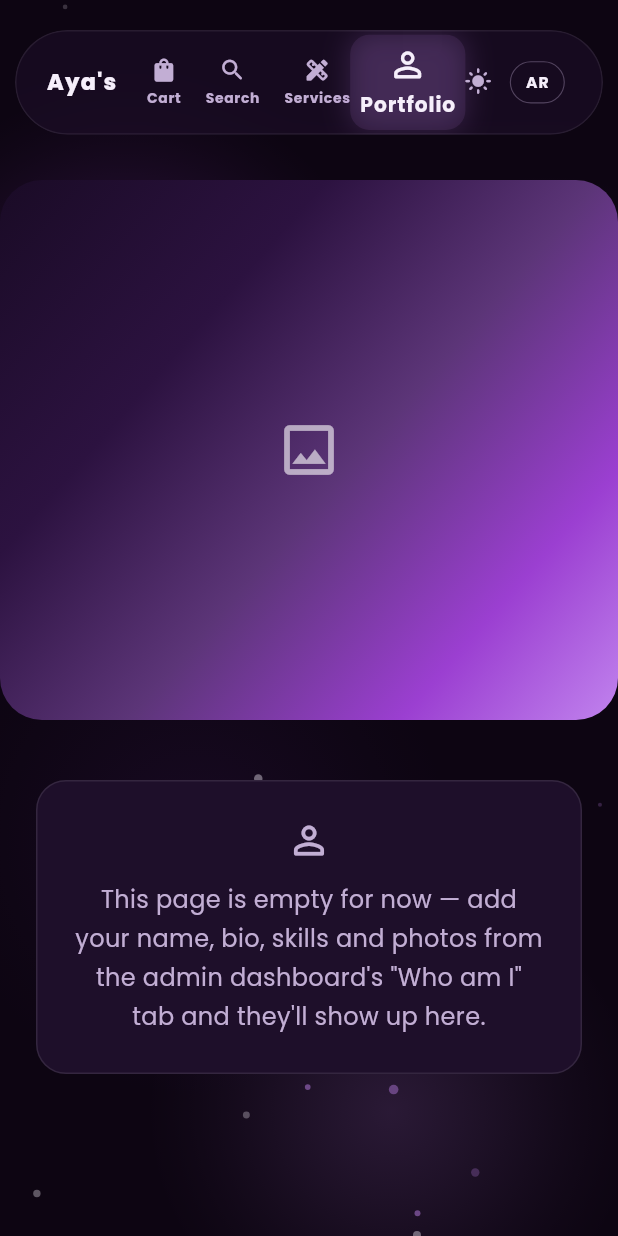
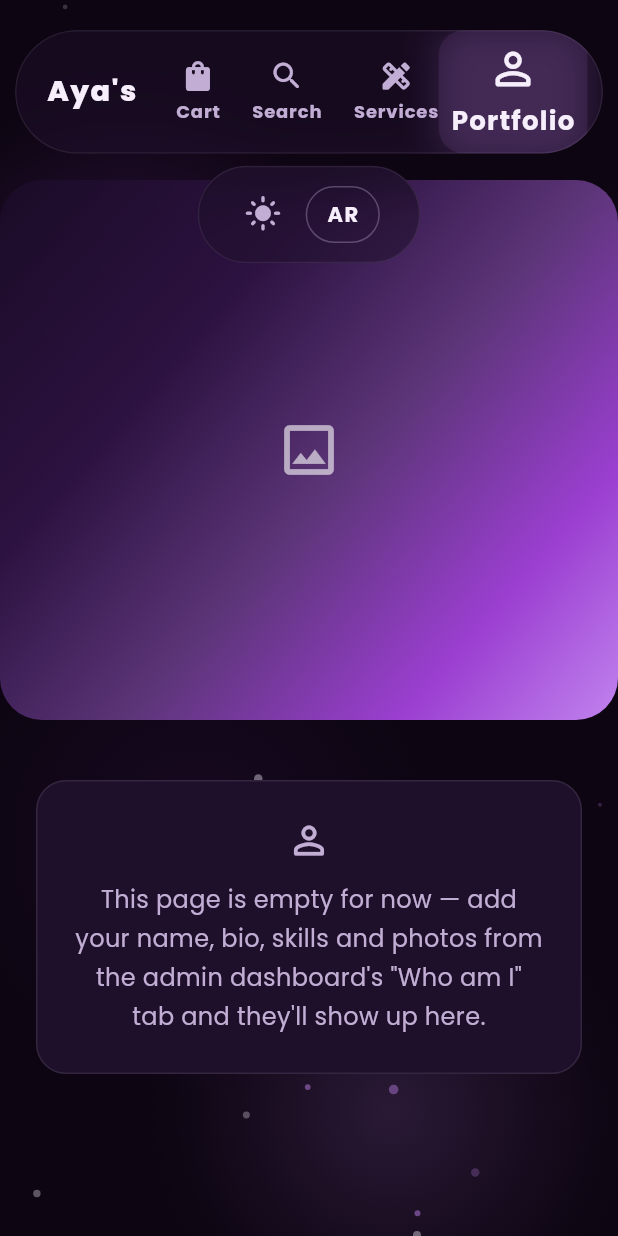
Before and after one commit to aya-graphique/aya-graphique, a Flutter app: the screen it shows after launch, on a phone screen of 412 x 824 dp. Run offline on Flutter 3.47's test engine with Material 3 defaults, Android fonts, the phone set to English and light mode, and no system bars; our stand-ins replace file_picker, flutter_animate, google_fonts, shared_preferences, supabase_flutter, visibility_detector; accounts and stored records are empty.

Commit message:
update UI

```diff
--- a/lib/widgets/shop_nav_bar.dart
+++ b/lib/widgets/shop_nav_bar.dart
@@ -132,6 +132,25 @@ class ShopNavBar extends StatelessWidget {
                   onTap: () => onTap(ShopPage.about),
                 ),
               ],
+      ],
+    );
+
+    final mainPill = _GlassPill(
+      isMobile: isMobile,
+      child: isMobile
+          ? FittedBox(fit: BoxFit.scaleDown, child: row)
+          : row,
+    );
+
+    // Theme (light/dark) and language (EN/AR) toggles live in their own
+    // small pill, separate from the page-navigation icons — they don't
+    // navigate anywhere, so grouping them with Shop/Search/Services/etc.
+    // was mixing two different kinds of controls into one bar. Sitting
+    // right next to the main pill keeps them close at hand without
+    // crowding the nav icons.
+    final utilityRow = Row(
+      mainAxisSize: MainAxisSize.min,
+      children: [
         _NavIconLabel(
           icon: isDark ? Icons.light_mode_rounded : Icons.dark_mode_rounded,
           active: false,
@@ -141,7 +160,45 @@ class ShopNavBar extends StatelessWidget {
         _LanguageToggle(isArabic: isArabic, isMobile: isMobile),
       ],
     );
+    final utilityPill = _GlassPill(isMobile: isMobile, child: utilityRow);
 
+    // Desktop has spare horizontal room, so the two pills sit
+    // side-by-side. Mobile doesn't — cramming both pills into one row
+    // was exactly what made the fit feel wrong (either pill got
+    // squeezed or the row overflowed). Stacking them instead only
+    // costs a little vertical space, which mobile has plenty of at
+    // the top of the screen.
+    return isMobile
+        ? Column(
+            mainAxisSize: MainAxisSize.min,
+            children: [
+              mainPill,
+              const SizedBox(height: 8),
+              utilityPill,
+            ],
+          )
+        : Row(
+            mainAxisSize: MainAxisSize.min,
+            children: [
+              Flexible(child: mainPill),
+              const SizedBox(width: 10),
+              utilityPill,
+            ],
+          );
+  }
+}
+
+/// Shared frosted-glass pill shell used by both the main nav bar and the
+/// separate theme/language utility bar, so the two look like one family
+/// of controls even though they're now two distinct pills.
+class _GlassPill extends StatelessWidget {
+  final Widget child;
+  final bool isMobile;
+
+  const _GlassPill({required this.child, required this.isMobile});
+
+  @override
+  Widget build(BuildContext context) {
     return ClipRRect(
       borderRadius: BorderRadius.circular(100),
       child: BackdropFilter(
@@ -156,14 +213,7 @@ class ShopNavBar extends StatelessWidget {
             borderRadius: BorderRadius.circular(100),
             border: Border.all(color: context.colors.cream.withOpacity(0.08)),
           ),
-          // On mobile the bar can be wider than the screen once every
-          // icon + stacked label + toggle is laid out side by side.
-          // FittedBox scales the whole pill down just enough to keep
-          // every item on screen at once, instead of letting the
-          // ClipRRect above silently clip the right edge off.
-          child: isMobile
-              ? FittedBox(fit: BoxFit.scaleDown, child: row)
-              : row,
+          child: child,
         ),
       ),
     );
```
Lines whose indentation alone changed are shown as unchanged.
